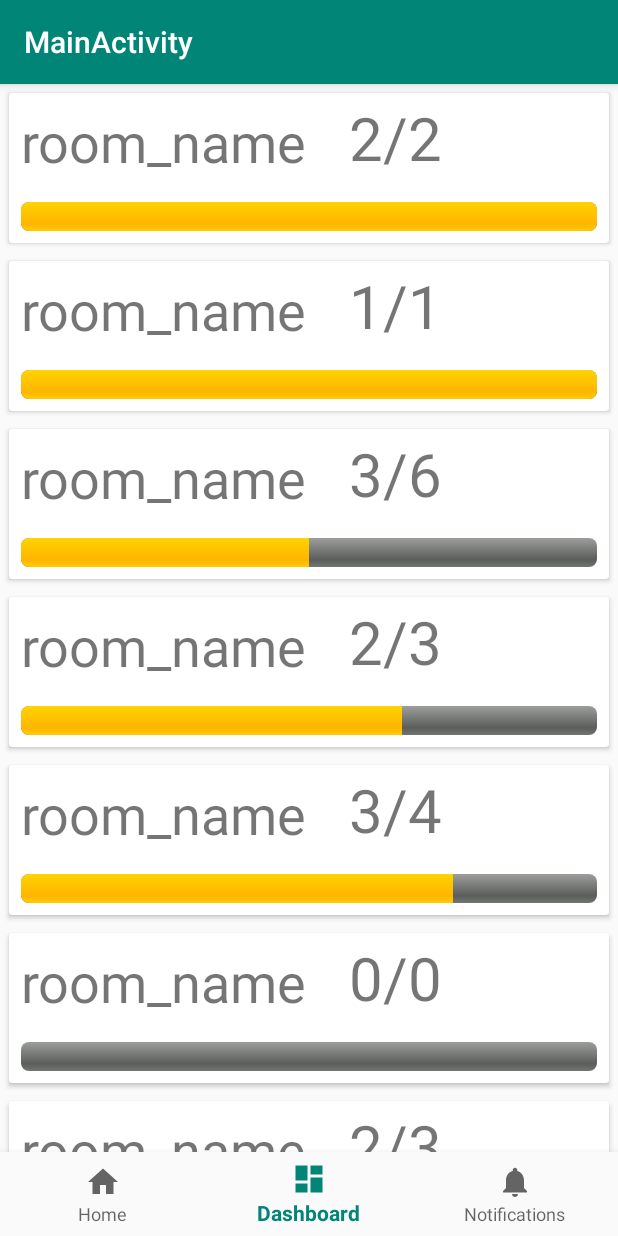
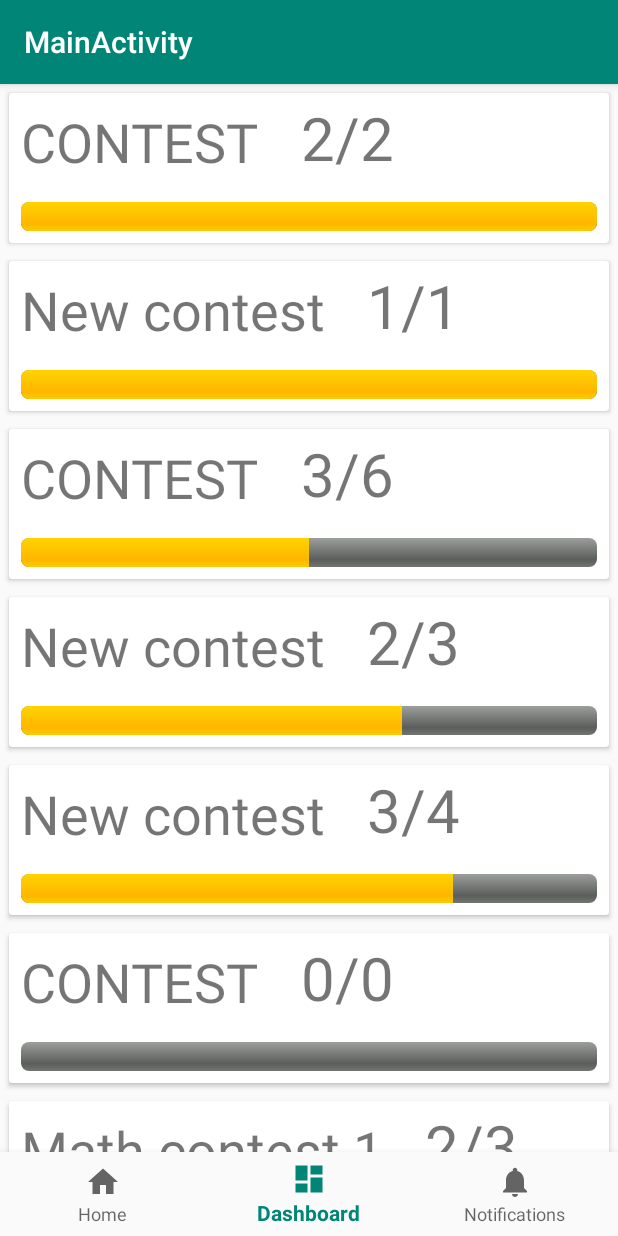
Before and after one commit to N18JAVAPROGRAMMING/Domino, an Android app: the MainActivity screen opened directly, with no data from a screen before it, item 2 of the bottom bar chosen, on a phone screen of 412 x 824 dp. Run offline under Robolectric (Android 15) with nearby library versions, the phone set to English and light mode, and no system bars.

Commit message:
replace room_name instead of room

```diff
--- a/app/src/main/java/com/example/guest/domino/CreateRoom.java
+++ b/app/src/main/java/com/example/guest/domino/CreateRoom.java
@@ -71,7 +71,7 @@ public class CreateRoom extends Fragment {
             public void onClick(View v) {
                 if (editName.getText().toString().length()>0){
                     Room r = new Room();
-                    r.setRoom_name(editName.getText().toString());
+                    r.setName(editName.getText().toString());
                     r.setCapacity(seekBar.getProgress());
                     boolean mode=false;
                     if(turnSwitch.isActivated()){
--- a/app/src/main/java/com/example/guest/domino/Room.java
+++ b/app/src/main/java/com/example/guest/domino/Room.java
@@ -4,7 +4,7 @@ import java.util.List;
 
 public class Room {
 
-    String room_name;
+    String name;
     String id;
     int on_start;
     int capacity;
@@ -25,30 +25,30 @@ public class Room {
         r.setPeer_count(r.getCapacity()-(int)(Math.random()*r.getCapacity()));
         int n=(int)(Math.random()*4);
         switch (n){
-            case 0: r.setRoom_name("CoNtEsT");
+            case 0: r.setName("CoNtEsT");
                 break;
-            case 1: r.setRoom_name("Math contest 1");
+            case 1: r.setName("Math contest 1");
                 break;
-            case 2: r.setRoom_name("New contest");
+            case 2: r.setName("New contest");
                 break;
-            case 3: r.setRoom_name("CONTEST");
+            case 3: r.setName("CONTEST");
                 break;
-                default: r.setRoom_name(" ");
+                default: r.setName(" ");
         }
 
         return r;
     }
 
-    public String getRoom_name() {
-        return room_name;
+    public String getName() {
+        return name;
     }
 
     public void setPrivacyMode(boolean value){
         close=value;
     }
 
-    public void setRoom_name(String room_name) {
-        this.room_name = room_name;
+    public void setName(String name) {
+        this.name = name;
     }
 
     public int getCapacity() {
--- a/app/src/main/java/com/example/guest/domino/RoomsAdapter.java
+++ b/app/src/main/java/com/example/guest/domino/RoomsAdapter.java
@@ -47,7 +47,7 @@ public class RoomsAdapter extends RecyclerView.Adapter<RoomsAdapter.CustomHolder
             }
         });
         Room room = rooms.get(i);
-        customHolder.name.setText(room.getRoom_name());
+        customHolder.name.setText(room.getName());
         customHolder.ratio.setText(room.peer_count +"/"+room.capacity);
         double p = ((double)room.peer_count /room.capacity)*100;
         customHolder.progressBar.setProgress((int)p);
--- a/app/src/main/res/layout/fragment_user.xml
+++ b/app/src/main/res/layout/fragment_user.xml
@@ -18,10 +18,10 @@
         />
 
     <TextView
-        android:id="@+id/room_name"
+        android:id="@+id/name"
         android:layout_width="match_parent"
         android:layout_height="wrap_content"
-        android:text="User room_name"
+        android:text="User name"
         android:gravity="center_horizontal"
         android:textSize="40sp"
 
--- a/app/src/main/res/layout/room_item.xml
+++ b/app/src/main/res/layout/room_item.xml
@@ -13,8 +13,8 @@
     <TextView
         android:layout_width="wrap_content"
         android:layout_height="wrap_content"
-        android:text="room_name"
-        android:id="@+id/room_name"
+        android:text="name"
+        android:id="@+id/name"
         android:textSize="36sp"
         android:layout_margin="8dp"/>
 
@@ -24,15 +24,15 @@
         android:text="5/6"
         android:textSize="40sp"
         android:id="@+id/ratio"
-        android:layout_alignBottom="@+id/room_name"
-        android:layout_toRightOf="@+id/room_name"
+        android:layout_alignBottom="@+id/name"
+        android:layout_toRightOf="@+id/name"
         android:layout_marginLeft="20dp"/>
 
     <ProgressBar
     style="@android:style/Widget.ProgressBar.Horizontal"
     android:layout_width="match_parent"
     android:layout_margin="8dp"
-    android:layout_below="@id/room_name"
+    android:layout_below="@id/name"
     android:layout_height="wrap_content"
     android:progress="25"
     android:id="@+id/progress"/>
```
Also changed, not shown: app/src/main/java/com/example/guest/domino/APIService.java (+6 -2 lines), 3 other files.
